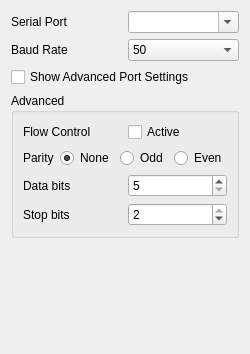
Qt form src/ui/SerialSettings.ui (mavlink/qgroundcontrol) before a commit.
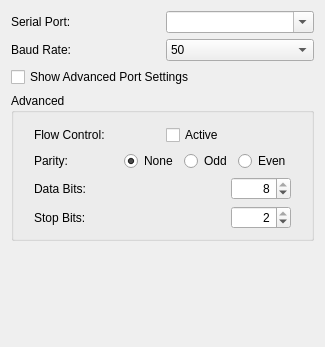
The same form after that commit.

Commit message: The ultimate goal is to plug a device, set it up and go fly it without any fuss. The goal of this first installment is to organize the code a bit so it's more readable, clean up a bit of left over cruft, and manage link configurations (and links in general).

What changed in the file:
```diff
--- a/src/ui/SerialSettings.ui
+++ b/src/ui/SerialSettings.ui
@@ -6,8 +6,8 @@
    <rect>
     <x>0</x>
     <y>0</y>
-    <width>234</width>
-    <height>354</height>
+    <width>325</width>
+    <height>347</height>
    </rect>
   </property>
   <property name="windowTitle">
@@ -19,7 +19,7 @@
      <item>
       <widget class="QLabel" name="portlabel">
        <property name="text">
-        <string>Serial Port</string>
+        <string>Serial Port:</string>
        </property>
       </widget>
      </item>
@@ -60,7 +60,7 @@
      <item>
       <widget class="QLabel" name="portlabel_2">
        <property name="text">
-        <string>Baud Rate</string>
+        <string>Baud Rate:</string>
        </property>
       </widget>
      </item>
@@ -231,12 +231,21 @@
         <string>Advanced</string>
        </property>
        <layout class="QVBoxLayout" name="verticalLayout">
+        <property name="leftMargin">
+         <number>20</number>
+        </property>
+        <property name="topMargin">
+         <number>12</number>
+        </property>
+        <property name="rightMargin">
+         <number>20</number>
+        </property>
         <item>
          <layout class="QHBoxLayout" name="horizontalLayout">
           <item>
            <widget class="QLabel" name="portlabel_3">
             <property name="text">
-             <string>Flow Control</string>
+             <string>Flow Control:</string>
             </property>
            </widget>
           </item>
@@ -263,7 +272,7 @@
           <item>
            <widget class="QLabel" name="portlabel_4">
             <property name="text">
-             <string>Parity</string>
+             <string>Parity:</string>
             </property>
            </widget>
           </item>
@@ -329,7 +338,7 @@
           <item>
            <widget class="QLabel" name="portlabel_5">
             <property name="text">
-             <string>Data bits</string>
+             <string>Data Bits:</string>
             </property>
            </widget>
           </item>
@@ -347,6 +356,12 @@
               <height>0</height>
              </size>
             </property>
+            <property name="maximumSize">
+             <size>
+              <width>60</width>
+              <height>16777215</height>
+             </size>
+            </property>
             <property name="toolTip">
              <string>Number of data bits per symbol. This is almost always 8.</string>
             </property>
@@ -356,6 +371,9 @@
             <property name="whatsThis">
              <string>Number of data bits per symbol. This is almost always 8.</string>
             </property>
+            <property name="alignment">
+             <set>Qt::AlignRight|Qt::AlignTrailing|Qt::AlignVCenter</set>
+            </property>
             <property name="minimum">
              <number>5</number>
             </property>
@@ -363,7 +381,7 @@
              <number>8</number>
             </property>
             <property name="value">
-             <number>5</number>
+             <number>8</number>
             </property>
            </widget>
           </item>
@@ -374,7 +392,7 @@
           <item>
            <widget class="QLabel" name="portlabel_6">
             <property name="text">
-             <string>Stop bits</string>
+             <string>Stop Bits:</string>
             </property>
            </widget>
           </item>
@@ -386,6 +404,12 @@
               <verstretch>0</verstretch>
              </sizepolicy>
             </property>
+            <property name="maximumSize">
+             <size>
+              <width>60</width>
+              <height>16777215</height>
+             </size>
+            </property>
             <property name="toolTip">
              <string>Number of stop bits per symbol. This is almost always 2.</string>
             </property>
@@ -398,9 +422,15 @@
             <property name="frame">
              <bool>true</bool>
             </property>
+            <property name="alignment">
+             <set>Qt::AlignRight|Qt::AlignTrailing|Qt::AlignVCenter</set>
+            </property>
             <property name="readOnly">
              <bool>false</bool>
             </property>
+            <property name="buttonSymbols">
+             <enum>QAbstractSpinBox::UpDownArrows</enum>
+            </property>
             <property name="minimum">
              <number>1</number>
             </property>
@@ -417,19 +447,6 @@
        </layout>
       </widget>
      </item>
-     <item>
-      <spacer name="horizontalSpacer_3">
-       <property name="orientation">
-        <enum>Qt::Horizontal</enum>
-       </property>
-       <property name="sizeHint" stdset="0">
-        <size>
-         <width>40</width>
-         <height>20</height>
-        </size>
-       </property>
-      </spacer>
-     </item>
     </layout>
    </item>
    <item>
```
The commit also changes 39 other files.
